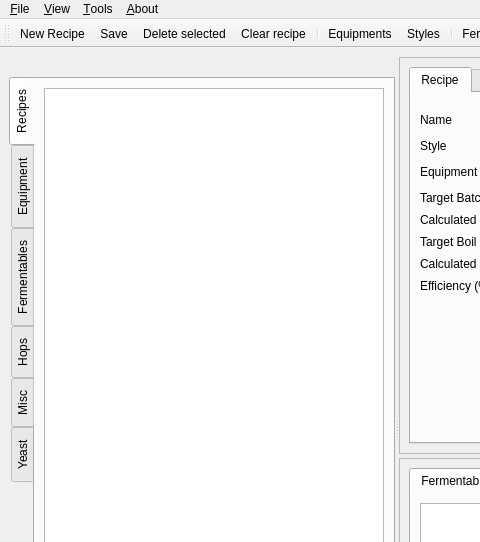
Brewtarget/brewtarget, file ui/mainWindow.ui: the form before one commit; both pictures show x 0 to 480 and y 0 to 542 of the 1048 by 829 pixel window.
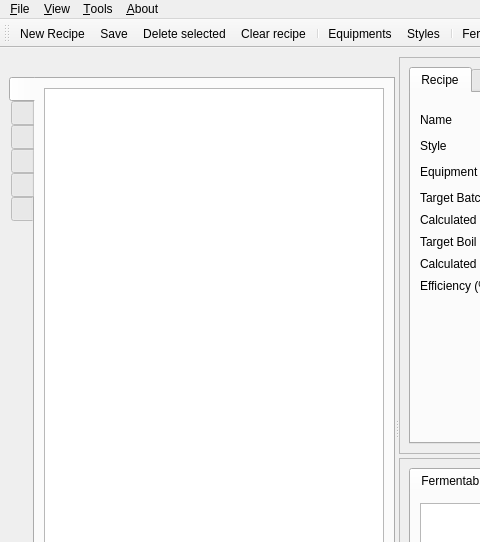
The form after the commit. Icons and pictures are not drawn. Custom widgets are drawn as their Qt base class.

Commit message: Removed text from tree item tabs for compactness. Tabs are now off-centered. Need to fix. Added support for pre-compiled headers to speed compile-time up.

```diff
--- a/ui/mainWindow.ui
+++ b/ui/mainWindow.ui
@@ -39,7 +39,7 @@
       <property name="orientation">
        <enum>Qt::Horizontal</enum>
       </property>
-      <widget class="QWidget" name="">
+      <widget class="QWidget" name="layoutWidget">
        <layout class="QVBoxLayout" name="verticalLayout_12">
         <item>
          <widget class="QLabel" name="label_12">
@@ -71,12 +71,21 @@
           <property name="currentIndex">
            <number>0</number>
           </property>
+          <property name="iconSize">
+           <size>
+            <width>16</width>
+            <height>16</height>
+           </size>
+          </property>
           <widget class="QWidget" name="tabTree_recipe">
            <attribute name="icon">
             <iconset resource="../brewtarget.qrc">
              <normaloff>:/images/brewtarget_icon.svg</normaloff>:/images/brewtarget_icon.svg</iconset>
            </attribute>
            <attribute name="title">
+            <string/>
+           </attribute>
+           <attribute name="toolTip">
             <string>Recipes</string>
            </attribute>
            <layout class="QHBoxLayout" name="horizontalLayout_10">
@@ -91,7 +100,7 @@
              <normaloff>:/images/smallKettle.svg</normaloff>:/images/smallKettle.svg</iconset>
            </attribute>
            <attribute name="title">
-            <string>Equipment</string>
+            <string/>
            </attribute>
            <layout class="QHBoxLayout" name="horizontalLayout_9">
             <item>
@@ -105,6 +114,9 @@
              <normaloff>:/images/smallBarley.svg</normaloff>:/images/smallBarley.svg</iconset>
            </attribute>
            <attribute name="title">
+            <string/>
+           </attribute>
+           <attribute name="toolTip">
             <string>Fermentables</string>
            </attribute>
            <layout class="QHBoxLayout" name="horizontalLayout_8">
@@ -119,6 +131,9 @@
              <normaloff>:/images/smallHop.svg</normaloff>:/images/smallHop.svg</iconset>
            </attribute>
            <attribute name="title">
+            <string/>
+           </attribute>
+           <attribute name="toolTip">
             <string>Hops</string>
            </attribute>
            <layout class="QHBoxLayout" name="horizontalLayout_7">
@@ -133,7 +148,10 @@
              <normaloff>:/images/smallQuestion.svg</normaloff>:/images/smallQuestion.svg</iconset>
            </attribute>
            <attribute name="title">
-            <string>Misc</string>
+            <string/>
+           </attribute>
+           <attribute name="toolTip">
+            <string>Miscs</string>
            </attribute>
            <layout class="QHBoxLayout" name="horizontalLayout_6">
             <item>
@@ -147,7 +165,10 @@
              <normaloff>:/images/smallYeast.svg</normaloff>:/images/smallYeast.svg</iconset>
            </attribute>
            <attribute name="title">
-            <string>Yeast</string>
+            <string/>
+           </attribute>
+           <attribute name="toolTip">
+            <string>Yeasts</string>
            </attribute>
            <layout class="QHBoxLayout" name="horizontalLayout_5">
             <item>
```
Left out of the diff: 19 changed lines with no effect on the pictures. The commit also changes 1 other file.
